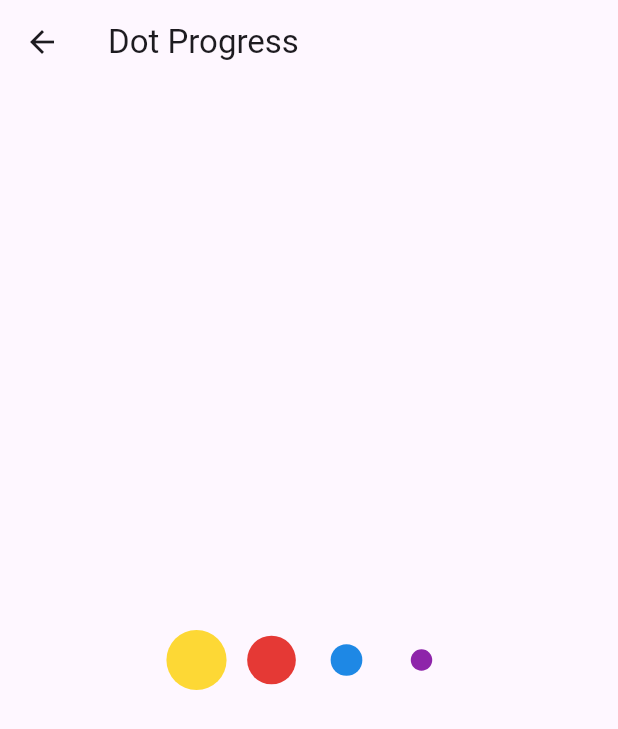
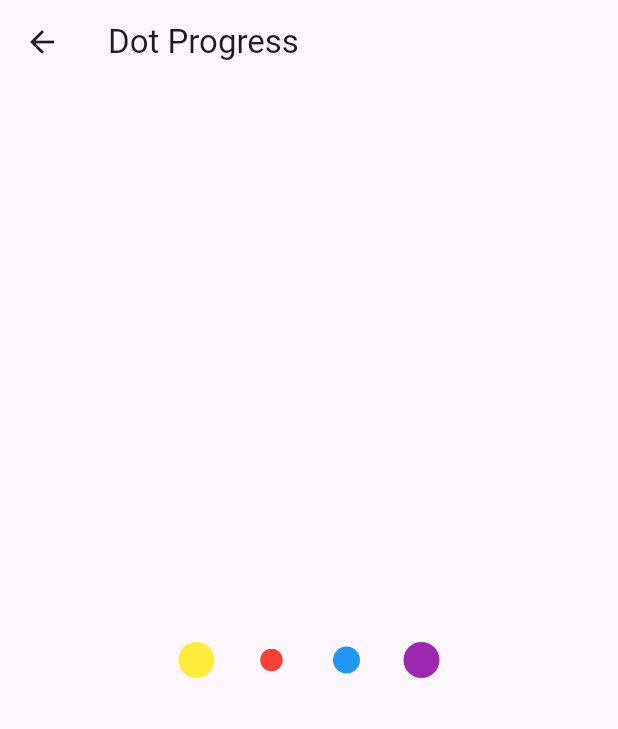
Before and after one commit to islamdidarmd/flutter-playground, a Flutter app: the screen it shows after launch, after a tap on "Animations", after a tap on "Dot Progress", on a phone screen of 412 x 824 dp. Shown: the top 729 px of the screen. Run offline on Flutter 3.47's test engine with Material 3 defaults, Android fonts, the light colour scheme and no system bars.

Commit message:
Refactor dot progress view

```diff
--- a/lib/animation/dot_progress/dot.dart
+++ /dev/null
@@ -1,63 +0,0 @@
-import 'package:flutter/material.dart';
-
-import 'dot_paint.dart';
-
-class Dot extends StatefulWidget {
-  final Color color;
-  late final AnimationController animationController;
-
-  Dot({
-    super.key,
-    required this.color,
-  });
-
-  @override
-  State<Dot> createState() => _DotState();
-}
-
-class _DotState extends State<Dot> with SingleTickerProviderStateMixin {
-  late final Animation<double> _scaleAnimation;
-  late final Tween<double> _blurAnimation;
-
-  @override
-  void initState() {
-    super.initState();
-    widget.animationController =
-        AnimationController(duration: const Duration(seconds: 2), vsync: this);
-    _scaleAnimation = TweenSequence(
-      [
-        TweenSequenceItem(
-            tween: Tween<double>(begin: 1, end: .4)
-                .chain(CurveTween(curve: Curves.fastOutSlowIn)),
-            weight: 30),
-        TweenSequenceItem(
-            tween: Tween<double>(begin: .4, end: 1.5)
-                .chain(CurveTween(curve: Curves.fastOutSlowIn)),
-            weight: 40),
-        TweenSequenceItem(
-            tween: Tween<double>(begin: 1.5, end: 1)
-              ..chain(CurveTween(curve: Curves.fastOutSlowIn)),
-            weight: 30),
-      ],
-    ).animate(widget.animationController);
-  }
-
-  @override
-  void dispose() {
-    widget.animationController.dispose();
-    super.dispose();
-  }
-
-  @override
-  Widget build(BuildContext context) {
-    return Container(
-      height: 50,
-      width: 50,
-      padding: const EdgeInsets.all(16),
-      child: ScaleTransition(
-        scale: _scaleAnimation,
-        child: DotPaint(color: widget.color),
-      ),
-    );
-  }
-}
--- a/lib/animation/dot_progress/dot_paint.dart
+++ /dev/null
@@ -1,39 +0,0 @@
-import 'package:flutter/material.dart';
-
-class DotPaint extends StatelessWidget {
-  final Color color;
-
-  const DotPaint({
-    super.key,
-    required this.color,
-  });
-
-  @override
-  Widget build(BuildContext context) {
-    return CustomPaint(
-      painter: _DotPainter(color: color),
-    );
-  }
-}
-
-class _DotPainter extends CustomPainter {
-  final Color color;
-  final _paint = Paint()..style = PaintingStyle.fill;
-
-  _DotPainter({
-    required this.color,
-  });
-
-  @override
-  void paint(Canvas canvas, Size size) {
-    final center = Offset(size.width / 2, size.height / 2);
-    _paint.color = color;
-
-    canvas.drawCircle(center, 16, _paint);
-  }
-
-  @override
-  bool shouldRepaint(covariant CustomPainter oldDelegate) {
-    return false;
-  }
-}
--- a/lib/animation/dot_progress/dot_progress.dart
+++ /dev/null
@@ -1,54 +0,0 @@
-import 'package:flutter/material.dart';
-import 'dot.dart';
-
-class DotProgressScreen extends StatefulWidget {
-  const DotProgressScreen({super.key});
-
-  @override
-  State<DotProgressScreen> createState() => _DotProgressScreenState();
-}
-
-class _DotProgressScreenState extends State<DotProgressScreen>
-    with SingleTickerProviderStateMixin {
-  final dots = [
-    Dot(color: Colors.yellow[600]!),
-    Dot(color: Colors.red[600]!),
-    Dot(color: Colors.blue[600]!),
-    Dot(color: Colors.purple[600]!),
-  ];
-
-  @override
-  void initState() {
-    super.initState();
-    Future.forEach(dots, (dot) async {
-      await Future.delayed(const Duration(milliseconds: 100));
-      setState(() {
-        dot.animationController
-          ..forward()
-          ..addStatusListener((status) async {
-            if (status == AnimationStatus.completed) {
-              await Future.delayed(const Duration(milliseconds: 500));
-              if (mounted) {
-                dot.animationController
-                  ..reset()
-                  ..forward();
-              }
-            }
-          });
-      });
-    });
-  }
-
-  @override
-  Widget build(BuildContext context) {
-    return Scaffold(
-      appBar: AppBar(title: const Text("Dot Progress")),
-      body: Center(
-        child: Row(
-          mainAxisAlignment: MainAxisAlignment.center,
-          children: dots,
-        ),
-      ),
-    );
-  }
-}
--- /dev/null
+++ b/lib/animation/dot_progress/dot_progress_view.dart
@@ -0,0 +1,24 @@
+import 'package:flutter/material.dart';
+import 'package:flutter_playground/animation/dot_progress/dot_view.dart';
+
+class DotProgressScreen extends StatelessWidget {
+  const DotProgressScreen({super.key});
+
+  @override
+  Widget build(BuildContext context) {
+    return Scaffold(
+      appBar: AppBar(title: const Text("Dot Progress")),
+      body: const Center(
+        child: Row(
+          mainAxisAlignment: MainAxisAlignment.center,
+          children: [
+            DotView(Colors.yellow, Duration(milliseconds: 0)),
+            DotView(Colors.red, Duration(milliseconds: 400)),
+            DotView(Colors.blue, Duration(milliseconds: 800)),
+            DotView(Colors.purple, Duration(milliseconds: 1200)),
+          ],
+        ),
+      ),
+    );
+  }
+}
--- /dev/null
+++ b/lib/animation/dot_progress/dot_view.dart
@@ -0,0 +1,91 @@
+import 'package:flutter/material.dart';
+
+class DotView extends StatefulWidget {
+  const DotView(this.color, this.delay, {super.key});
+
+  final Color color;
+  final Duration delay;
+
+  @override
+  State<DotView> createState() => _DotViewState();
+}
+
+class _DotViewState extends State<DotView> with SingleTickerProviderStateMixin {
+  late final AnimationController _controller;
+  late final Animation<double> _scaleAnimation;
+
+  @override
+  void initState() {
+    super.initState();
+    _controller =
+        AnimationController(duration: const Duration(seconds: 2), vsync: this);
+    final seq = TweenSequence([
+      TweenSequenceItem<double>(
+        tween: Tween(begin: 1, end: .5),
+        weight: 30,
+      ),
+      TweenSequenceItem<double>(
+        tween: Tween(begin: .5, end: 1.5),
+        weight: 40,
+      ),
+      TweenSequenceItem<double>(
+        tween: Tween(begin: 1.5, end: 1),
+        weight: 30,
+      ),
+    ]);
+    _scaleAnimation = seq.animate(_controller);
+    _startAnimation();
+  }
+
+  void _startAnimation() {
+    Future.delayed(widget.delay).then(
+      (value) {
+        _controller
+          ..forward()
+          ..repeat();
+      },
+    );
+  }
+
+  @override
+  void dispose() {
+    _controller.dispose();
+    super.dispose();
+  }
+
+  @override
+  Widget build(BuildContext context) {
+    return SizedBox(
+      height: 50,
+      width: 50,
+      child: ScaleTransition(
+        scale: _scaleAnimation,
+        child: CustomPaint(
+          painter: _DotPainter(widget.color),
+        ),
+      ),
+    );
+  }
+}
+
+class _DotPainter extends CustomPainter {
+  final Color color;
+  final _paint = Paint();
+
+  _DotPainter(this.color);
+
+  @override
+  void paint(Canvas canvas, Size size) {
+    _paint
+      ..style = PaintingStyle.fill
+      ..color = color;
+
+    final center = Offset(size.width / 2, size.height / 2);
+    canvas.drawCircle(center, 12, _paint);
+  }
+
+  @override
+  bool shouldRepaint(_DotPainter oldDelegate) {
+    return color != oldDelegate.color;
+  }
+}
--- a/lib/home/home_screen.dart
+++ b/lib/home/home_screen.dart
@@ -1,5 +1,5 @@
 import 'package:flutter/material.dart';
-import 'package:flutter_playground/animation/dot_progress/dot_progress.dart';
+import 'package:flutter_playground/animation/dot_progress/dot_progress_view.dart';
 import 'package:flutter_playground/animation/fab_menu/fab_menu.dart';
 import 'package:flutter_playground/animation/particles/particles_screen.dart';
 import 'package:flutter_playground/bottom_nav/bottom_nav_screen.dart';
```
Also changed, not shown: lib/animation/dot_progress/demo.gif, lib/main.dart (line endings or trailing spaces), 2 other files.
